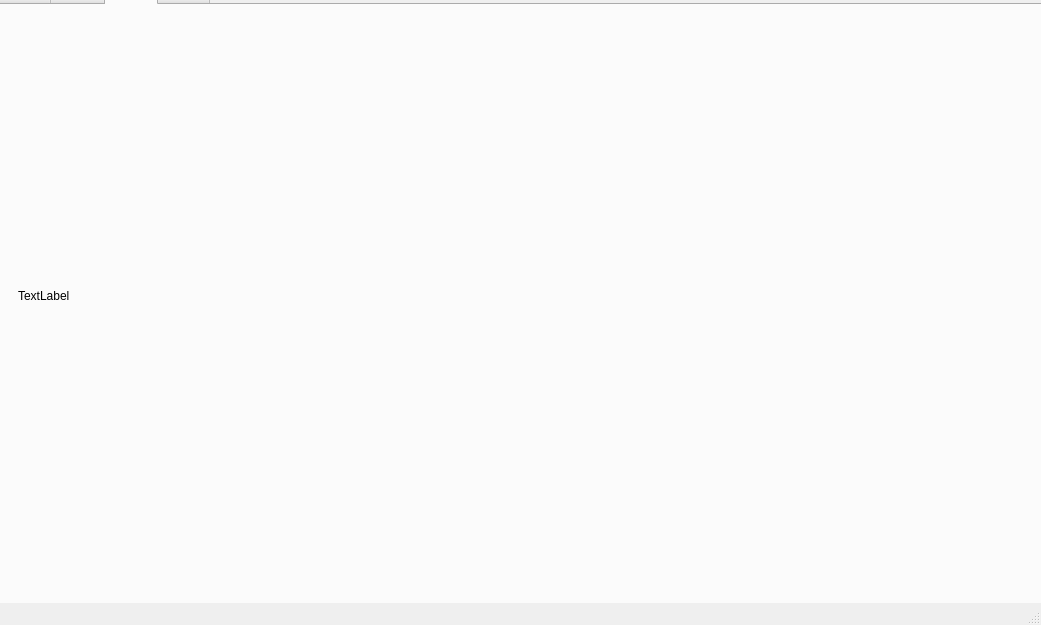
First picture: the form in UnTangledUI.ui, repository M-AliTanveer/UnTangled, before the edit.
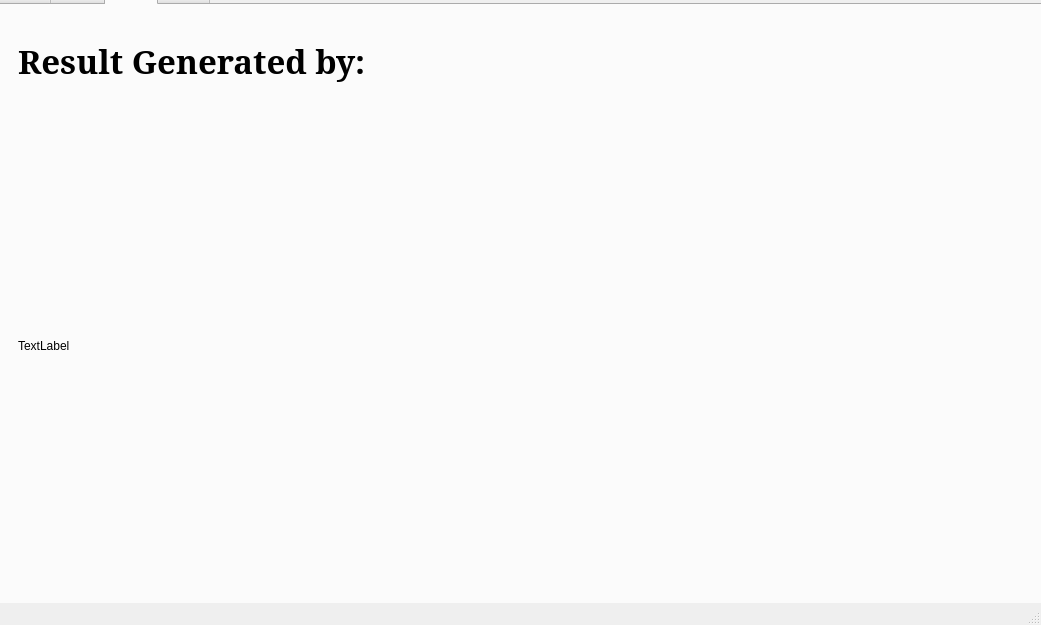
Second picture: the form after the edit. The open tabs and pages were chosen to show the change. Icons and pictures are not drawn.

Patch:
```diff
--- a/UnTangledUI.ui
+++ b/UnTangledUI.ui
@@ -274,9 +274,9 @@
       <property name="geometry">
        <rect>
         <x>20</x>
-        <y>20</y>
+        <y>100</y>
         <width>991</width>
-        <height>541</height>
+        <height>481</height>
        </rect>
       </property>
       <property name="text">
@@ -286,6 +286,27 @@
        <bool>true</bool>
       </property>
      </widget>
+     <widget class="QLabel" name="Outputgraphlabel">
+      <property name="geometry">
+       <rect>
+        <x>20</x>
+        <y>30</y>
+        <width>791</width>
+        <height>51</height>
+       </rect>
+      </property>
+      <property name="font">
+       <font>
+        <family>MS Serif</family>
+        <pointsize>25</pointsize>
+        <weight>75</weight>
+        <bold>true</bold>
+       </font>
+      </property>
+      <property name="text">
+       <string>Result Generated by: </string>
+      </property>
+     </widget>
     </widget>
     <widget class="QWidget" name="DataTab">
      <attribute name="title">
```
Left out of the diff: 6 changed lines with no effect on the pictures.
